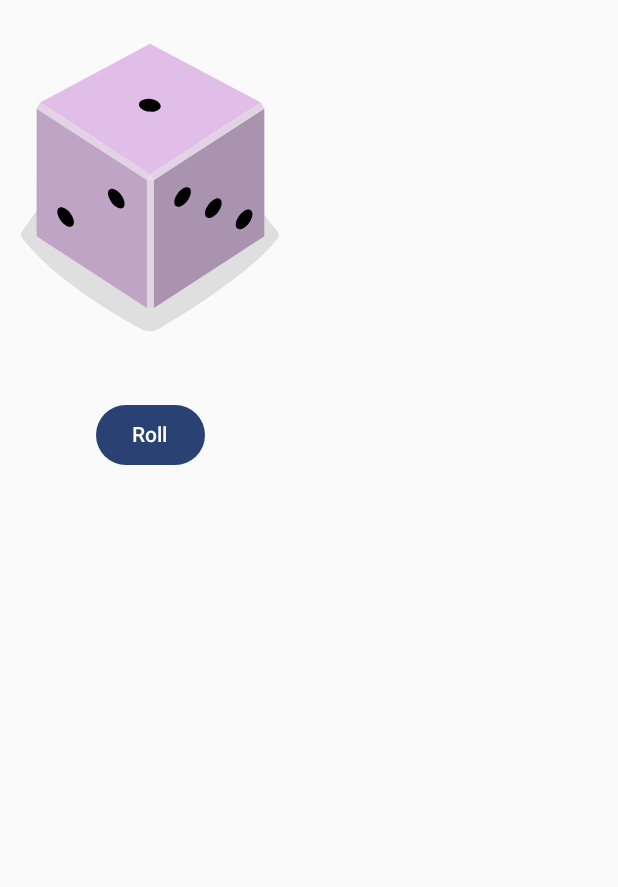
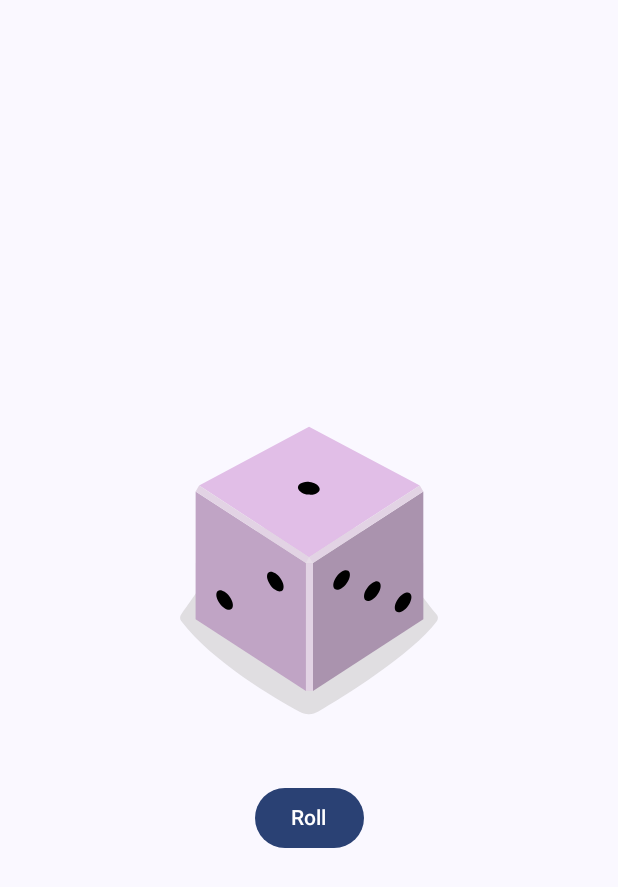
Before and after one commit to kevinkley/Android, an Android app built with Jetpack Compose: the screen it shows after launch (MainActivity), on a phone screen of 412 x 824 dp. Shown: the top 887 px of the screen. Run offline under Robolectric (Android 15) with nearby library versions, the light colour scheme and no system bars.

Commit message:
Dice Roll = Concluido Definitivamente

```diff
--- a/Dice Roll/app/src/main/java/dados/rolado/diceroll/MainActivity.kt
+++ b/Dice Roll/app/src/main/java/dados/rolado/diceroll/MainActivity.kt
@@ -15,6 +15,8 @@ import androidx.compose.ui.unit.dp
 import dados.rolado.diceroll.ui.theme.DiceRollTheme
 import androidx.compose.foundation.layout.*
 import androidx.compose.material3.Button
+import androidx.compose.material3.MaterialTheme
+import androidx.compose.material3.Surface
 import androidx.compose.ui.Alignment.Companion.CenterHorizontally
 import androidx.compose.ui.res.painterResource
 import androidx.compose.ui.res.stringResource
@@ -28,7 +30,12 @@ class MainActivity : ComponentActivity() {
         super.onCreate(savedInstanceState)
         setContent {
             DiceRollTheme {
-                DiceRollerApp()
+                Surface(
+                    modifier = Modifier.fillMaxSize(),
+                    color = MaterialTheme.colorScheme.background
+                ){
+                    DiceRollerApp()
+                }
             }
         }
     }
@@ -99,12 +106,12 @@ fun DiceWithButtonAndImage(modificacao: Modifier = Modifier) {
     }*/
 }
 
-@Preview(showSystemUi = true)
+@Preview
 @Composable
 fun DiceRollerApp() {
-    DiceWithButtonAndImage(modificacao = Modifier
-        /**/
-        .wrapContentSize(Alignment.Center)
+    DiceWithButtonAndImage(
+        modificacao = Modifier
+            .wrapContentSize(Alignment.Center)
     )
 
 }
```
